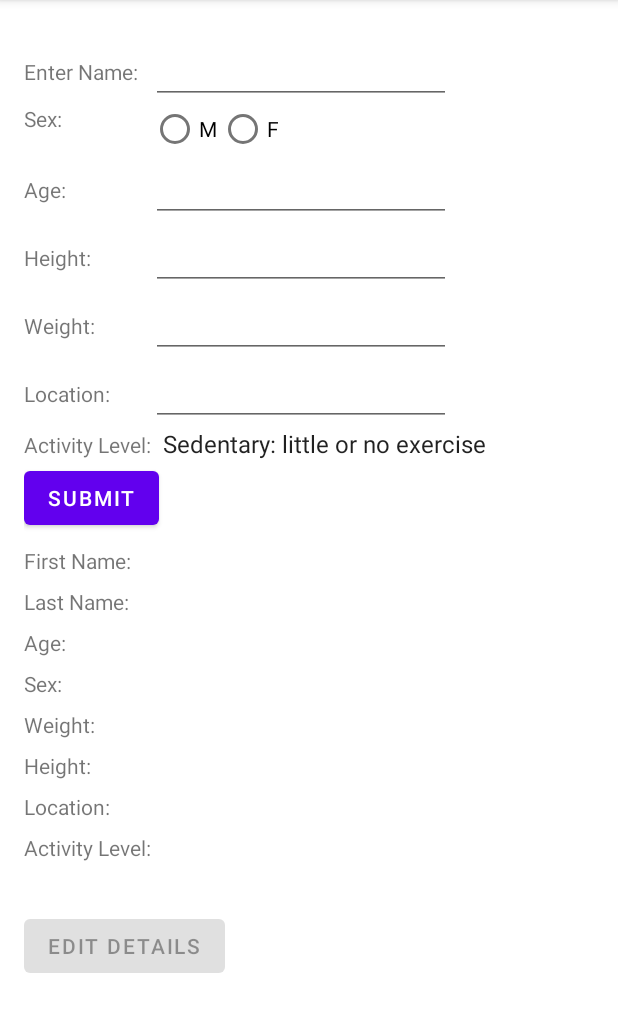
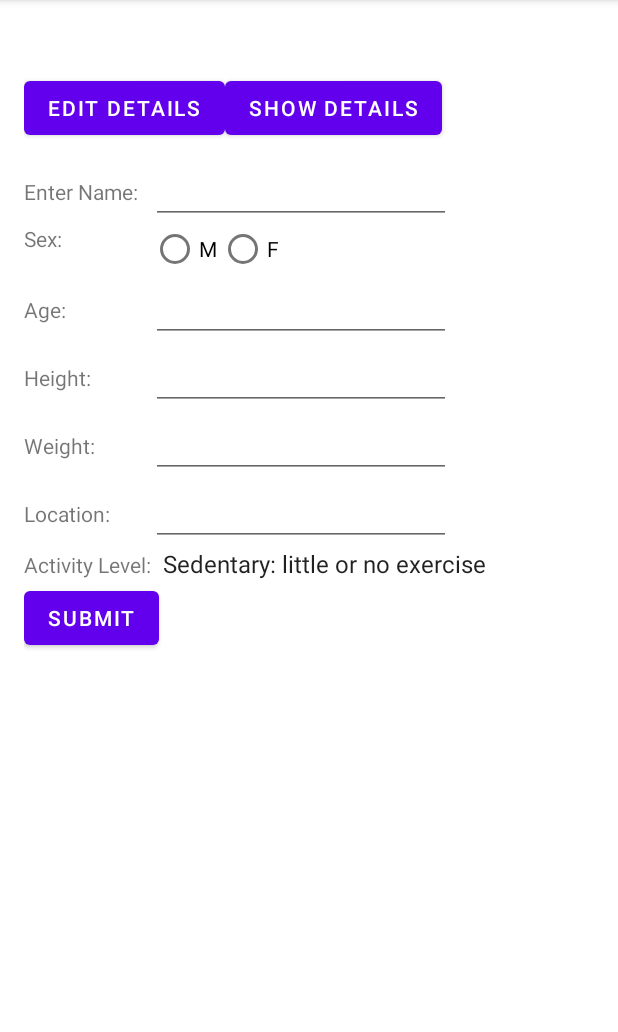
Before and after one commit to cdrudd120/CS4530LifestyleApp, an Android app: the screen it shows after launch (MainActivity), after a tap on "EDIT DETAILS", on a phone screen of 412 x 824 dp, the part 84-1116 px from its top. Run offline under Robolectric (Android 15) with nearby library versions, the phone set to English and light mode, and no system bars.

Commit message:
Updated layout and buttons

```diff
--- a/app/src/main/java/com/example/cs4530lifestyleapp/DetailsFragment.kt
+++ b/app/src/main/java/com/example/cs4530lifestyleapp/DetailsFragment.kt
@@ -1,7 +1,7 @@
 package com.example.cs4530lifestyleapp
 
 import android.content.Context
-import com.example.cs4530lifestyleapp.SubmitFragment.DataPassingInterface
+import com.example.cs4530lifestyleapp.DetailsFragment.DataPassingInterface
 import android.view.LayoutInflater
 import android.view.ViewGroup
 import android.os.Bundle
@@ -12,7 +12,7 @@ import androidx.fragment.app.Fragment
 import java.lang.ClassCastException
 
 
-class SubmitFragment : Fragment(), View.OnClickListener {
+class DetailsFragment : Fragment(), View.OnClickListener {
     // TODO: create variables for all form elements
     private var mEtFullName: EditText? = null
     private var mBtSubmit: Button? = null
--- a/app/src/main/java/com/example/cs4530lifestyleapp/MainActivity.kt
+++ b/app/src/main/java/com/example/cs4530lifestyleapp/MainActivity.kt
@@ -1,7 +1,7 @@
 package com.example.cs4530lifestyleapp
 
 import androidx.appcompat.app.AppCompatActivity
-import com.example.cs4530lifestyleapp.SubmitFragment.DataPassingInterface
+import com.example.cs4530lifestyleapp.DetailsFragment.DataPassingInterface
 import android.widget.TextView
 import android.os.Bundle
 import android.view.View
@@ -10,17 +10,16 @@ import android.widget.Button
 class MainActivity : AppCompatActivity(), DataPassingInterface, View.OnClickListener {
     // View Elements
     // TODO: instantiate the rest of the view elements
-    private var mTvFirstName: TextView? = null
-    private var mTvLastName: TextView? = null
+    private var btnShowDetails: Button? = null
     private var btnEditDetails: Button? = null
 
     // Variables to store data in so we can keep it.
     private var mStringFirstName: String? = null
     private var mStringLastName: String? = null
-    private var weight: Int? = null
-    private var height: Int? = null
+    private var weight: String? = null
+    private var height: String? = null
     private var activityLevel: String? = null
-    private var age: Int? = null
+    private var age: String? = null
     private var location: String? = null
     private var sex: String? = null
 
@@ -28,45 +27,66 @@ class MainActivity : AppCompatActivity(), DataPassingInterface, View.OnClickList
         super.onCreate(savedInstanceState)
         setContentView(R.layout.activity_main)
 
-        // TODO: get rest of view elements
-        mTvFirstName = findViewById<View>(R.id.tv_fn_data) as TextView
-        mTvLastName = findViewById<View>(R.id.tv_ln_data) as TextView
         btnEditDetails = findViewById<View>(R.id.btnEditDetails) as Button
+        btnShowDetails = findViewById<View>(R.id.btnShowDetails) as Button
 
         btnEditDetails!!.setOnClickListener(this)
+        btnShowDetails!!.setOnClickListener(this)
     }
 
     override fun passData(data: Array<String?>?) {
         // TODO: read all form data, not just the name. Save data to local variables like we do with the name already
         mStringFirstName = data!![0]
-        mStringLastName = data[1]
-        if (mStringFirstName != null) {
-            mTvFirstName!!.text = mStringFirstName
-        }
-        if (mTvLastName != null) {
-            mTvLastName!!.text = mStringLastName
-        }
-
-        // Kill fragment
-        getSupportFragmentManager().findFragmentByTag("submit_frag")?.let {
-            getSupportFragmentManager().beginTransaction().remove(it).commit()
-        };
-        btnEditDetails!!.setEnabled(true);
+        mStringLastName = data!![1]
     }
 
     override fun onClick(view: View) {
         when (view.id) {
             R.id.btnEditDetails -> {
-                //Create the fragment
-                val submitFragment = SubmitFragment()
+                killFragment()
 
-                //Replace the fragment container
-                // TODO: we should pass the fragment all the data the user has already input so that if they just want to edit one part they dont have to reenter everything
+                val detailsFragment = DetailsFragment()
+
                 val fTrans = supportFragmentManager.beginTransaction()
-                fTrans.replace(R.id.fl_frag_container, submitFragment, "submit_frag")
+                fTrans.replace(R.id.fl_frag_container, detailsFragment, "submit_frag")
                 fTrans.commit()
-                btnEditDetails!!.setEnabled(false);
+            }
+            R.id.btnShowDetails -> {
+                killFragment()
+
+                val showDetailsFragment = ShowDetailsFragment()
+
+                val sentData = Bundle()
+                sentData.putString("FN_DATA", mStringFirstName)
+                sentData.putString("LN_DATA", mStringLastName)
+                sentData.putString("AGE_DATA", age)
+                sentData.putString("SEX_DATA", sex)
+                sentData.putString("HEIGHT_DATA", height)
+                sentData.putString("WEIGHT_DATA", weight)
+                sentData.putString("LOCATION_DATA", location)
+                sentData.putString("ACTIVITYLEVEL_DATA", activityLevel)
+                showDetailsFragment.arguments = sentData
+
+                val fTrans = supportFragmentManager.beginTransaction()
+                fTrans.replace(R.id.fl_frag_container, showDetailsFragment, "submit_frag")
+                fTrans.commit()
             }
         }
     }
+
+    fun killFragment() {
+        getSupportFragmentManager().findFragmentByTag("submit_frag")?.let {
+            getSupportFragmentManager().beginTransaction().remove(it).commit()
+        };
+    }
+
+    fun enableButtons() {
+        btnShowDetails!!.setEnabled(true)
+        btnEditDetails!!.setEnabled(true)
+    }
+
+    fun disableButtons() {
+        btnShowDetails!!.setEnabled(false)
+        btnEditDetails!!.setEnabled(false)
+    }
 }
--- a/app/src/main/res/layout/activity_main.xml
+++ b/app/src/main/res/layout/activity_main.xml
@@ -1,151 +1,28 @@
 <?xml version="1.0" encoding="utf-8"?>
-<LinearLayout xmlns:android="http://schemas.android.com/apk/res/android"
+<RelativeLayout xmlns:android="http://schemas.android.com/apk/res/android"
     xmlns:app="http://schemas.android.com/apk/res-auto"
     xmlns:tools="http://schemas.android.com/tools"
     android:layout_width="match_parent"
     android:layout_height="match_parent"
     android:padding="16dp"
-    android:orientation="vertical"
     tools:context=".MainActivity">
-
-    <androidx.fragment.app.FragmentContainerView
-        android:layout_width="match_parent"
-        android:layout_height="wrap_content"
-        android:id="@+id/fl_frag_container"
-        />
-
-    <GridLayout
-        android:layout_marginTop="8dp"
-        android:layout_width="wrap_content"
-        android:layout_height="wrap_content"
-        android:columnCount="2"
-        >
-        <TextView
+        <Button
+            android:id="@+id/btnEditDetails"
             android:layout_width="wrap_content"
+            android:layout_height="48dp"
+            android:layout_marginTop="32dp"
+            android:text="Edit Details" />
+        <Button
+            android:id="@+id/btnShowDetails"
+            android:layout_width="wrap_content"
+            android:layout_height="48dp"
+            android:layout_marginTop="32dp"
+            android:layout_toRightOf="@id/btnEditDetails"
+            android:text="Show Details" />
+        <androidx.fragment.app.FragmentContainerView
+            android:layout_width="match_parent"
             android:layout_height="wrap_content"
-            android:text="@string/first_name"
-            android:id="@+id/tv_fn_hardcoded"
+            android:id="@+id/fl_frag_container"
+            android:layout_below="@id/btnEditDetails"
             />
-
-        <TextView
-            android:id="@+id/tv_fn_data"
-            android:layout_width="wrap_content"
-            android:layout_height="wrap_content"
-            android:layout_marginLeft="8dp"
-            android:visibility="visible"
-            tools:text="John" />
-        <TextView
-            android:layout_marginTop="8dp"
-            android:layout_width="wrap_content"
-            android:layout_height="wrap_content"
-            android:text="@string/last_name"
-            android:id="@+id/tv_ln_hardcoded"
-            />
-        <TextView
-            android:layout_marginTop="8dp"
-            android:layout_marginLeft="8dp"
-            android:layout_width="wrap_content"
-            android:layout_height="wrap_content"
-            tools:text="Cena"
-            android:id="@+id/tv_ln_data"
-            />
-        <TextView
-            android:layout_marginTop="8dp"
-            android:layout_width="wrap_content"
-            android:layout_height="wrap_content"
-            android:text="@string/age"
-            android:id="@+id/tv_age_hardcoded"
-            />
-        <TextView
-            android:layout_marginTop="8dp"
-            android:layout_marginLeft="8dp"
-            android:layout_width="wrap_content"
-            android:layout_height="wrap_content"
-            tools:text="21"
-            android:id="@+id/tv_age_data"
-            />
-        <TextView
-            android:layout_marginTop="8dp"
-            android:layout_width="wrap_content"
-            android:layout_height="wrap_content"
-            android:text="@string/sex"
-            android:id="@+id/tv_sex_hardcoded"
-            />
-        <TextView
-            android:layout_marginTop="8dp"
-            android:layout_marginLeft="8dp"
-            android:layout_width="wrap_content"
-            android:layout_height="wrap_content"
-            tools:text="Male"
-            android:id="@+id/tv_sex_data"
-            />
-        <TextView
-            android:layout_marginTop="8dp"
-            android:layout_width="wrap_content"
-            android:layout_height="wrap_content"
-            android:text="@string/weight"
-            android:id="@+id/tv_weight_hardcoded"
-            />
-        <TextView
-            android:layout_marginTop="8dp"
-            android:layout_marginLeft="8dp"
-            android:layout_width="wrap_content"
-            android:layout_height="wrap_content"
-            tools:text="155lbs"
-            android:id="@+id/tv_weight_data"
-            />
-        <TextView
-            android:layout_marginTop="8dp"
-            android:layout_width="wrap_content"
-            android:layout_height="wrap_content"
-            android:text="@string/height"
-            android:id="@+id/tv_height_hardcoded"
-            />
-        <TextView
-            android:layout_marginTop="8dp"
-            android:layout_marginLeft="8dp"
-            android:layout_width="wrap_content"
-            android:layout_height="wrap_content"
-            tools:text="68in"
-            android:id="@+id/tv_height_data"
-            />
-        <TextView
-            android:layout_marginTop="8dp"
-            android:layout_width="wrap_content"
-            android:layout_height="wrap_content"
-            android:text="@string/location"
-            android:id="@+id/tv_location_hardcoded"
-            />
-        <TextView
-            android:layout_marginTop="8dp"
-            android:layout_marginLeft="8dp"
-            android:layout_width="wrap_content"
-            android:layout_height="wrap_content"
-            tools:text="21"
-            android:id="@+id/tv_location_data"
-            />
-        <TextView
-            android:layout_marginTop="8dp"
-            android:layout_width="wrap_content"
-            android:layout_height="wrap_content"
-            android:text="@string/activity_level"
-            android:id="@+id/tv_activityLevel_hardcoded"
-            />
-        <TextView
-            android:layout_marginTop="8dp"
-            android:layout_marginLeft="8dp"
-            android:layout_width="wrap_content"
-            android:layout_height="wrap_content"
-            tools:text="21"
-            android:id="@+id/tv_activityLevel_data"
-            />
-    </GridLayout>
-    <Button
-        android:id="@+id/btnEditDetails"
-        android:layout_width="wrap_content"
-        android:layout_height="48dp"
-        android:layout_marginTop="32dp"
-        android:layout_below="@id/tv_ln_hardcoded"
-        android:layout_alignParentLeft="true"
-        android:text="Edit Details" />
-</LinearLayout>
+</RelativeLayout>
```
Also changed, not shown: app/src/main/java/com/example/cs4530lifestyleapp/ShowDetailsFragment.kt (added, +79 -0 lines), app/src/main/res/layout/fragment_show_details.xml (added, +137 -0 lines).
